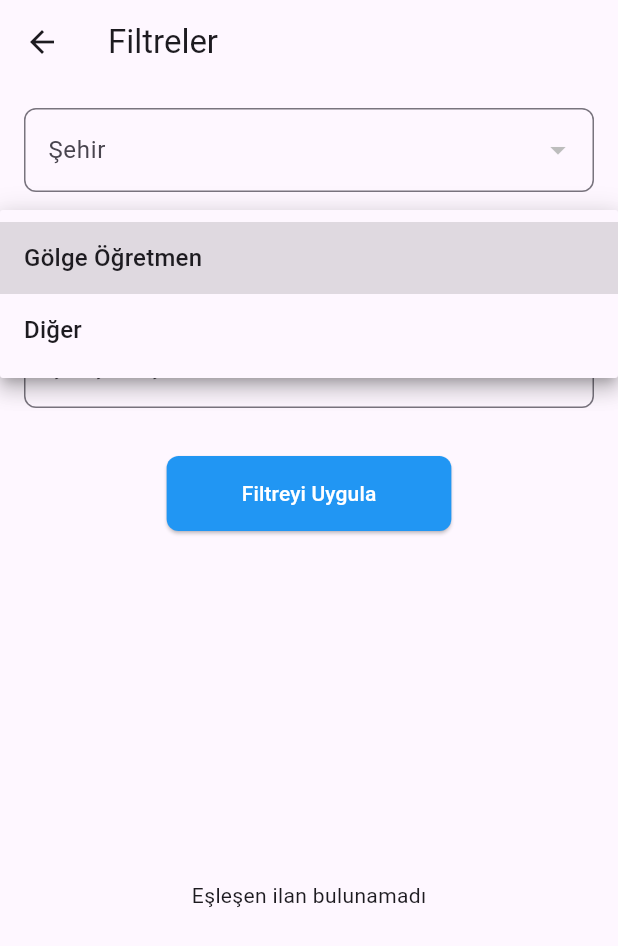
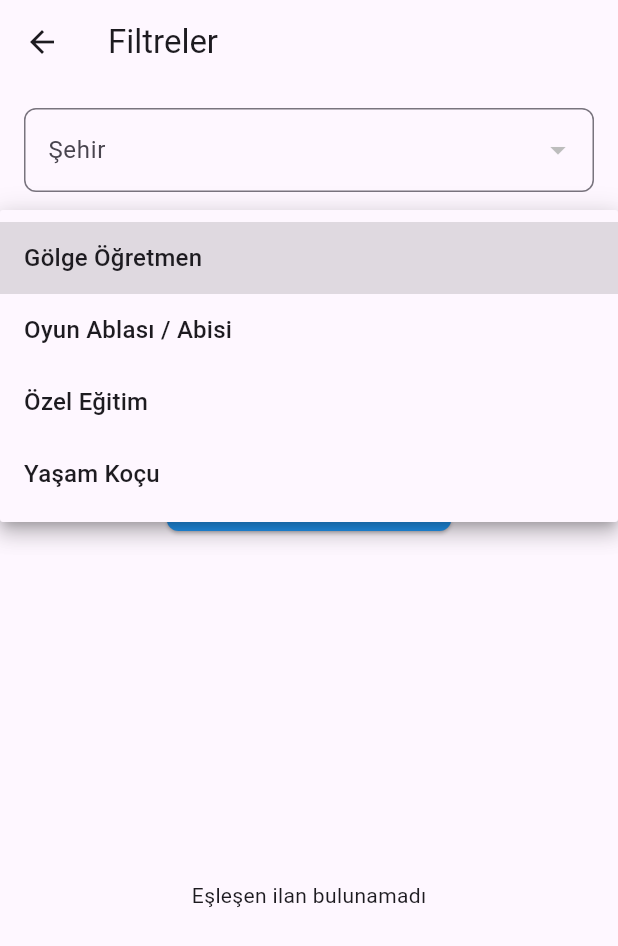
Before and after one commit to mehmeteminnnn/Evde-Bilgi, a Flutter app: the FilterPage screen opened directly, after a tap on "Pozisyon", on a phone screen of 412 x 824 dp. Shown: the top 946 px of the screen. Run offline on Flutter 3.47's test engine with Material 3 defaults, Android fonts, the phone set to English and light mode, and no system bars; our stand-ins replace cloud_firestore, firebase_core, firebase_storage, image_picker; missing offline and left inert: turkish; accounts and stored records are empty.

Commit message:
ilan oluşturmada türkçe sıralama özelliği geldi

```diff
--- a/lib/ilan_sayfalari/ogretmen_bilgi.dart
+++ b/lib/ilan_sayfalari/ogretmen_bilgi.dart
@@ -3,6 +3,7 @@ import 'package:evde_bilgi/ilan_sayfalari/is_ayr%C4%B1ntilari.dart';
 import 'package:evde_bilgi/models/ilan_model.dart';
 import 'package:flutter/material.dart';
 import 'package:flutter/services.dart' show rootBundle;
+import 'package:turkish/turkish.dart';
 
 class CalismaAdresiScreen extends StatefulWidget {
   final JobModel jobModel;
@@ -34,7 +35,7 @@ class _CalismaAdresiScreenState extends State<CalismaAdresiScreen> {
         List<Map<String, dynamic>>.from(jsonDecode(cityJson));
 
     // Şehirleri alfabetik sıraya göre sıralayın
-    cityList.sort((a, b) => a['name'].compareTo(b['name']));
+    cityList.sort((a, b) => turkish.comparator(a['name'], b['name']));
 
     setState(() {
       cities = cityList;
--- a/lib/is_ilan/is_ilanlari_filtre.dart
+++ b/lib/is_ilan/is_ilanlari_filtre.dart
@@ -58,7 +58,12 @@ class _FilterPageState extends State<FilterPage> {
               });
             }),
             const SizedBox(height: 16),
-            buildDropdown('Pozisyon', ['Gölge Öğretmen', 'Diğer'], (value) {
+            buildDropdown('Pozisyon', [
+              'Gölge Öğretmen',
+              'Oyun Ablası / Abisi',
+              "Özel Eğitim",
+              "Yaşam Koçu"
+            ], (value) {
               setState(() {
                 selectedPosition = value;
               });
@@ -76,7 +81,8 @@ class _FilterPageState extends State<FilterPage> {
               style: ElevatedButton.styleFrom(
                 foregroundColor: Colors.white,
                 backgroundColor: Colors.blue,
-                padding: const EdgeInsets.symmetric(horizontal: 50, vertical: 15),
+                padding:
+                    const EdgeInsets.symmetric(horizontal: 50, vertical: 15),
                 shape: RoundedRectangleBorder(
                   borderRadius: BorderRadius.circular(8),
                 ),
```
Also changed, not shown: lib/is_ilan/ilan_detay.dart (+11 -2 lines), lib/is_ilan/is_ilanlari.dart (+23 -0 lines).
